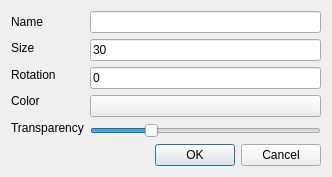
Above: DMHelper/src/battledialogeffectsettings.ui from MMetze/DMHelper before the change. Below: the same form after it.
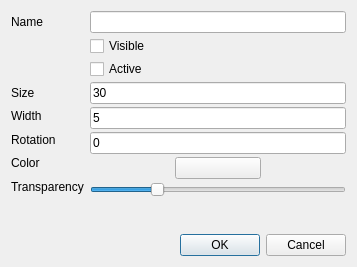
That is the form after the change. Icons and pictures are not drawn.

Diff of the .ui file:
```diff
--- a/DMHelper/src/battledialogeffectsettings.ui
+++ b/DMHelper/src/battledialogeffectsettings.ui
@@ -6,8 +6,8 @@
    <rect>
     <x>0</x>
     <y>0</y>
-    <width>332</width>
-    <height>176</height>
+    <width>357</width>
+    <height>267</height>
    </rect>
   </property>
   <property name="windowTitle">
@@ -18,9 +18,12 @@
   </property>
   <layout class="QGridLayout" name="gridLayout">
    <item row="0" column="0">
-    <layout class="QHBoxLayout" name="horizontalLayout">
+    <layout class="QHBoxLayout" name="horizontalLayout_2">
      <item>
       <layout class="QVBoxLayout" name="verticalLayout">
+       <property name="spacing">
+        <number>3</number>
+       </property>
        <item>
         <widget class="QLabel" name="label_4">
          <property name="text">
@@ -31,10 +34,31 @@
        <item>
         <widget class="QLabel" name="label">
          <property name="text">
+          <string/>
+         </property>
+        </widget>
+       </item>
+       <item>
+        <widget class="QLabel" name="label_6">
+         <property name="text">
+          <string/>
+         </property>
+        </widget>
+       </item>
+       <item>
+        <widget class="QLabel" name="lblSize">
+         <property name="text">
           <string>Size</string>
          </property>
         </widget>
        </item>
+       <item>
+        <widget class="QLabel" name="lblWidth">
+         <property name="text">
+          <string>Width</string>
+         </property>
+        </widget>
+       </item>
        <item>
         <widget class="QLabel" name="label_2">
          <property name="text">
@@ -60,8 +84,35 @@
      </item>
      <item>
       <layout class="QVBoxLayout" name="verticalLayout_2">
+       <property name="spacing">
+        <number>3</number>
+       </property>
        <item>
-        <widget class="QLineEdit" name="edtName"/>
+        <widget class="QLineEdit" name="edtName">
+         <property name="toolTip">
+          <string>The name of the effect</string>
+         </property>
+        </widget>
+       </item>
+       <item>
+        <widget class="QCheckBox" name="chkVisible">
+         <property name="toolTip">
+          <string>Invisible effects will not be shown to players</string>
+         </property>
+         <property name="text">
+          <string>Visible</string>
+         </property>
+        </widget>
+       </item>
+       <item>
+        <widget class="QCheckBox" name="chkActive">
+         <property name="toolTip">
+          <string>Inactive effects will not highlight combatants</string>
+         </property>
+         <property name="text">
+          <string>Active</string>
+         </property>
+        </widget>
        </item>
        <item>
         <widget class="QLineEdit" name="edtSize">
@@ -70,6 +121,16 @@
          </property>
         </widget>
        </item>
+       <item>
+        <widget class="QLineEdit" name="edtWidth">
+         <property name="toolTip">
+          <string>The width of the effect in feet</string>
+         </property>
+         <property name="text">
+          <string>5</string>
+         </property>
+        </widget>
+       </item>
        <item>
         <widget class="QLineEdit" name="edtRotation">
          <property name="text">
@@ -78,17 +139,47 @@
         </widget>
        </item>
        <item>
-        <widget class="QPushButton" name="btnColor">
-         <property name="sizePolicy">
-          <sizepolicy hsizetype="Expanding" vsizetype="Fixed">
-           <horstretch>0</horstretch>
-           <verstretch>0</verstretch>
-          </sizepolicy>
-         </property>
-         <property name="text">
-          <string/>
-         </property>
-        </widget>
+        <layout class="QHBoxLayout" name="horizontalLayout">
+         <item>
+          <spacer name="horizontalSpacer">
+           <property name="orientation">
+            <enum>Qt::Horizontal</enum>
+           </property>
+           <property name="sizeHint" stdset="0">
+            <size>
+             <width>20</width>
+             <height>5</height>
+            </size>
+           </property>
+          </spacer>
+         </item>
+         <item>
+          <widget class="QPushButton" name="btnColor">
+           <property name="sizePolicy">
+            <sizepolicy hsizetype="Expanding" vsizetype="Fixed">
+             <horstretch>0</horstretch>
+             <verstretch>0</verstretch>
+            </sizepolicy>
+           </property>
+           <property name="text">
+            <string/>
+           </property>
+          </widget>
+         </item>
+         <item>
+          <spacer name="horizontalSpacer_2">
+           <property name="orientation">
+            <enum>Qt::Horizontal</enum>
+           </property>
+           <property name="sizeHint" stdset="0">
+            <size>
+             <width>20</width>
+             <height>5</height>
+            </size>
+           </property>
+          </spacer>
+         </item>
+        </layout>
        </item>
        <item>
         <widget class="QSlider" name="sliderTransparency">
@@ -107,7 +198,7 @@
      </item>
     </layout>
    </item>
-   <item row="1" column="0">
+   <item row="2" column="0">
     <widget class="QDialogButtonBox" name="buttonBox">
      <property name="orientation">
       <enum>Qt::Horizontal</enum>
@@ -117,6 +208,19 @@
      </property>
     </widget>
    </item>
+   <item row="1" column="0">
+    <spacer name="verticalSpacer">
+     <property name="orientation">
+      <enum>Qt::Vertical</enum>
+     </property>
+     <property name="sizeHint" stdset="0">
+      <size>
+       <width>20</width>
+       <height>40</height>
+      </size>
+     </property>
+    </spacer>
+   </item>
   </layout>
  </widget>
  <resources/>
```
Left out of the diff: 6 changed lines with no effect on the pictures.
